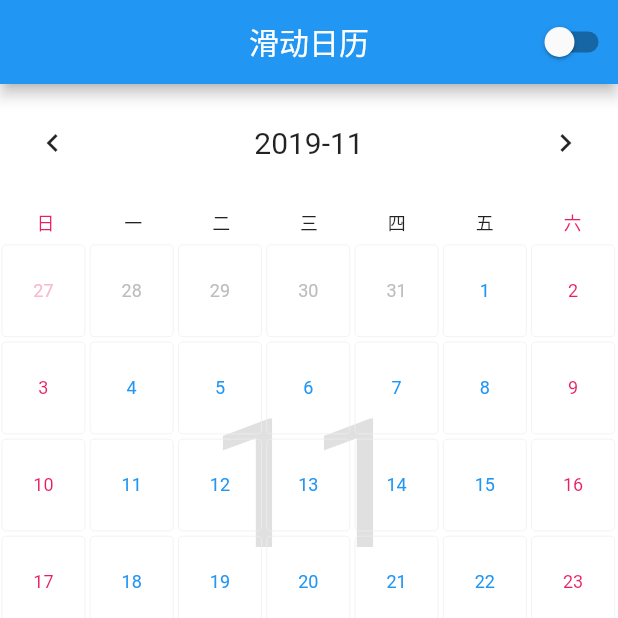
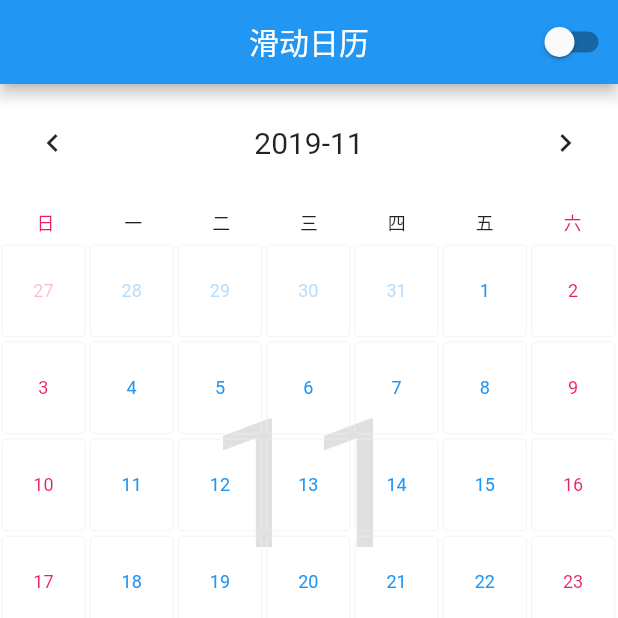
Before and after one commit to OpenFlutter/mini_calendar, a Flutter app: the MonthPageViewDemo screen opened directly, after a tap on the "chevron left" icon, on a phone screen of 412 x 824 dp, the top half of it. Run offline on Flutter 3.47's test engine with Material 2 defaults, Android fonts, the phone set to English and light mode, and no system bars.

Commit message:
可自定义工作日和周末字体颜色

```diff
--- a/lib/handle.dart
+++ b/lib/handle.dart
@@ -3,28 +3,23 @@ import 'package:mini_calendar/mini_calendar.dart';
 
 import 'model/date_day.dart';
 
-TextStyle weekDayStyle = TextStyle(fontSize: 12, color: Colors.blue);
-TextStyle disableWeekDayStyle = TextStyle(fontSize: 12, color: Colors.grey[400]);
-TextStyle weekendDayStyle = TextStyle(fontSize: 12, color: Colors.pink);
-TextStyle disableWeekendDayStyle = TextStyle(fontSize: 12, color: Colors.pink[100]);
-
 /// 默认构建星期标题
 Widget defaultBuildWeekHead(BuildContext context, int week) {
   switch (week) {
     case 1:
-      return Text('一', style: weekDayStyle.copyWith(color: Colors.black87));
+      return Text('一', style: TextStyle(fontSize: 12, color: Colors.black87));
     case 2:
-      return Text('二', style: weekDayStyle.copyWith(color: Colors.black87));
+      return Text('二', style: TextStyle(fontSize: 12, color: Colors.black87));
     case 3:
-      return Text('三', style: weekDayStyle.copyWith(color: Colors.black87));
+      return Text('三', style: TextStyle(fontSize: 12, color: Colors.black87));
     case 4:
-      return Text('四', style: weekDayStyle.copyWith(color: Colors.black87));
+      return Text('四', style: TextStyle(fontSize: 12, color: Colors.black87));
     case 5:
-      return Text('五', style: weekDayStyle.copyWith(color: Colors.black87));
+      return Text('五', style: TextStyle(fontSize: 12, color: Colors.black87));
     case 6:
-      return Text('六', style: weekendDayStyle);
+      return Text('六', style: TextStyle(fontSize: 12, color: Colors.pink));
     case 0:
-      return Text('日', style: weekendDayStyle);
+      return Text('日', style: TextStyle(fontSize: 12, color: Colors.pink));
   }
   return Container();
 }
@@ -70,6 +65,8 @@ Widget defaultBuildMonthHead(BuildContext context, DateMonth month, {VoidCallbac
 /// [enableSelect] - 是否可选 <br/>
 /// [hasMark] - 是否含有标记 <br/>
 /// [markData] - 标记内容 <br/>
+/// [weekColor] - 工作日颜色 <br/>
+/// [weekendColor] - 周末颜色 <br/>
 /// [isSelected] - 是否被单选 <br/>
 /// [isContinuous] - 是否被连选 <br/>
 /// [buildMark] - 自定义构建mark <br/>
@@ -81,6 +78,8 @@ Widget defaultBuildDayItem<T>(BuildContext context,
     double height,
     double width,
     T markData,
+    Color weekColor = Colors.blue,
+    Color weekendColor = Colors.pink,
     bool isSelected,
     bool isContinuous,
     BuildMark<T> buildMark,
@@ -89,12 +88,11 @@ Widget defaultBuildDayItem<T>(BuildContext context,
   Color _dayColor = Colors.transparent;
   TextStyle _style;
   if (!enableSelect) {
-    _style = dayTime.weekday > 5 ? disableWeekendDayStyle : disableWeekDayStyle;
+    _style = TextStyle(fontSize: 12, color: dayTime.weekday > 5 ? weekendColor.withAlpha(80) : weekColor.withAlpha(80));
   } else {
-    _style = dayTime.weekday > 5 ? weekendDayStyle : weekDayStyle;
+    _style = TextStyle(fontSize: 12, color: dayTime.weekday > 5 ? weekendColor : weekColor);
   }
   if (isSelected) {
-//    _sideColor = Colors.blue.withAlpha(200);
     _dayColor = Colors.blue.withAlpha(200);
     _style = _style.copyWith(color: Colors.white);
   }
@@ -152,9 +150,9 @@ typedef BuildWeekHead = Widget Function(BuildContext context, int week);
 /// 构建月相关控件  <br/>
 /// [context] - 上下文  <br/>
 /// [month] - 所在月份
-typedef BuildWithMonth = Widget Function(BuildContext context, DateMonth month);
+typedef BuildWithMonth = Widget Function(BuildContext context, double width, double height, DateMonth month);
 
-/// 构建日相关控件  <br/>
+/// 默认构建日视图  <br/>
 /// [context] - 上下文  <br/>
 /// [height] - 控件高  <br/>
 /// [width] - 控件宽  <br/>
@@ -162,17 +160,21 @@ typedef BuildWithMonth = Widget Function(BuildContext context, DateMonth month);
 /// [enableSelect] - 是否可选 <br/>
 /// [hasMark] - 是否含有标记 <br/>
 /// [markData] - 标记内容 <br/>
+/// [weekColor] - 工作日颜色 <br/>
+/// [weekendColor] - 周末颜色 <br/>
 /// [isSelected] - 是否被单选 <br/>
 /// [isContinuous] - 是否被连选 <br/>
 /// [buildMark] - 自定义构建mark <br/>
 /// [onDaySelected] - 选择事件 <br/>
 typedef BuildWithDay<T> = Widget Function(BuildContext context,
-    {double height,
-    double width,
-    DateDay dayTime,
+    {DateDay dayTime,
     bool enableSelect,
     bool hasMark,
+    double height,
+    double width,
     T markData,
+    Color weekColor,
+    Color weekendColor,
     bool isSelected,
     bool isContinuous,
     BuildMark<T> buildMark,
--- a/lib/widget/month_page_view.dart
+++ b/lib/widget/month_page_view.dart
@@ -188,7 +188,8 @@ class _MonthPageViewState<T> extends State<MonthPageView<T>> {
                   initialData: _monthPageController.position,
                   builder: (ctx, data) {
                     return widget.buildMonthHead != null
-                        ? widget.buildMonthHead(context, _monthPageController.monthList[data.data])
+                        ? widget.buildMonthHead(
+                            context, _width, double.infinity, _monthPageController.monthList[data.data])
                         : defaultBuildMonthHead(context, _monthPageController.monthList[data.data], onLast: () {
                             _monthPageController.last();
                           }, onNext: () {
--- a/lib/widget/month_widget.dart
+++ b/lib/widget/month_widget.dart
@@ -4,6 +4,7 @@ import '../controller/month_controller.dart';
 import '../model/month_option.dart';
 import '../model/date_day.dart';
 import '../handle.dart';
+
 ///
 /// 月视图
 ///
@@ -51,10 +52,16 @@ class MonthWidget<T> extends StatelessWidget {
   /// 月视图头部背景色
   final Color monthHeadColor;
 
+  /// 工作日字体颜色
+  final Color weekColor;
+
+  /// 周末字体颜色
+  final Color weekendColor;
+
   /// 构建月视图头部
   final BuildWithMonth buildMonthHead;
 
-  /// 自定义日视图  <br/>
+  /// 默认构建日视图  <br/>
   /// [context] - 上下文  <br/>
   /// [height] - 控件高  <br/>
   /// [width] - 控件宽  <br/>
@@ -62,6 +69,8 @@ class MonthWidget<T> extends StatelessWidget {
   /// [enableSelect] - 是否可选 <br/>
   /// [hasMark] - 是否含有标记 <br/>
   /// [markData] - 标记内容 <br/>
+  /// [weekColor] - 工作日颜色 <br/>
+  /// [weekendColor] - 周末颜色 <br/>
   /// [isSelected] - 是否被单选 <br/>
   /// [isContinuous] - 是否被连选 <br/>
   /// [buildMark] - 自定义构建mark <br/>
@@ -90,16 +99,19 @@ class MonthWidget<T> extends StatelessWidget {
     this.height,
     this.weekHeadColor = Colors.transparent,
     this.monthHeadColor = Colors.transparent,
+    this.weekColor = Colors.blue,
+    this.weekendColor = Colors.pink,
   }) : super(key: key);
 
   @override
   Widget build(BuildContext context) {
-    MonthController monthController = controller ?? MonthController.init()
+    MonthController _monthController = controller ?? MonthController.init()
       ..reLoad();
-    DateMonth _currentMonth = controller.option.currentMonth;
+
+    DateMonth _currentMonth = _monthController.option?.currentMonth;
     return StreamBuilder<MonthOption<T>>(
-        stream: monthController.monthStream(),
-        initialData: controller.option,
+        stream: _monthController.monthStream(),
+        initialData: _monthController.option,
         builder: (BuildContext context, AsyncSnapshot<MonthOption<T>> snapshot) {
           MonthOption<T> _option = snapshot?.data;
           if (_option == null) return Container();
@@ -136,7 +148,7 @@ class MonthWidget<T> extends StatelessWidget {
               color: monthHeadColor,
               padding: EdgeInsets.only(left: padding.left, right: padding.right, top: 5, bottom: 5),
               child: buildMonthHead != null
-                  ? buildMonthHead(context, _currentMonth)
+                  ? buildMonthHead(context, _width, double.infinity, _currentMonth)
                   : defaultBuildMonthHead(context, _currentMonth),
             ));
           }
@@ -172,7 +184,7 @@ class MonthWidget<T> extends StatelessWidget {
                       height: _height,
                       child: showBackground
                           ? (buildMonthBackground != null
-                              ? buildMonthBackground(context, _currentMonth)
+                              ? buildMonthBackground(context, _width, _height, _currentMonth)
                               : defaultBuildMonthBackground(context, _currentMonth))
                           : Container(),
                     ),
@@ -188,27 +200,33 @@ class MonthWidget<T> extends StatelessWidget {
                                 ? defaultBuildDayItem<T>(
                                     context,
                                     dayTime: _time,
+                                    weekColor: weekColor,
+                                    weekendColor: weekendColor,
                                     enableSelect: inMonth,
                                     height: _dayHeight,
                                     width: _dayWidth,
                                     hasMark: _option.marks.containsKey(_time),
                                     markData: _option.marks[_time],
                                     buildMark: buildMark,
-                                    onDaySelected: (day, data) => _onDaySelected(day, data, _option, monthController),
+                                    onDaySelected: (day, data) => _onDaySelected(day, data, _option, _monthController),
                                     isSelected: _option.currentDay == _time,
                                     isContinuous: _isContinuous(_time, _option),
                                   )
-                                : buildDayItem(context,
-                                    height: _height,
-                                    width: _width,
+                                : buildDayItem(
+                                    context,
                                     dayTime: _time,
+                                    weekColor: weekColor,
+                                    weekendColor: weekendColor,
                                     enableSelect: inMonth,
+                                    height: _dayHeight,
+                                    width: _dayWidth,
                                     hasMark: _option.marks.containsKey(_time),
                                     markData: _option.marks[_time],
+                                    buildMark: buildMark,
+                                    onDaySelected: (day, data) => _onDaySelected(day, data, _option, _monthController),
                                     isSelected: _option.currentDay == _time,
                                     isContinuous: _isContinuous(_time, _option),
-                                    buildMark: buildMark,
-                                    onDaySelected: (day, data) => _onDaySelected(day, data, _option, monthController));
+                                  );
                           }).toList()),
                     )
                   ],
```
